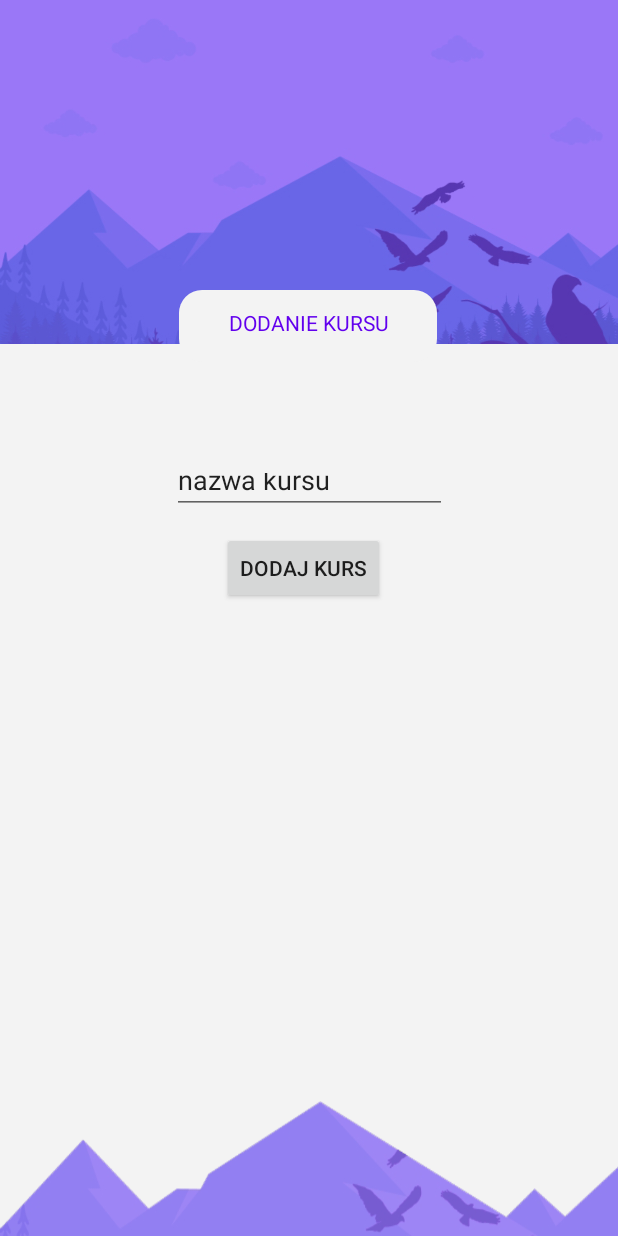
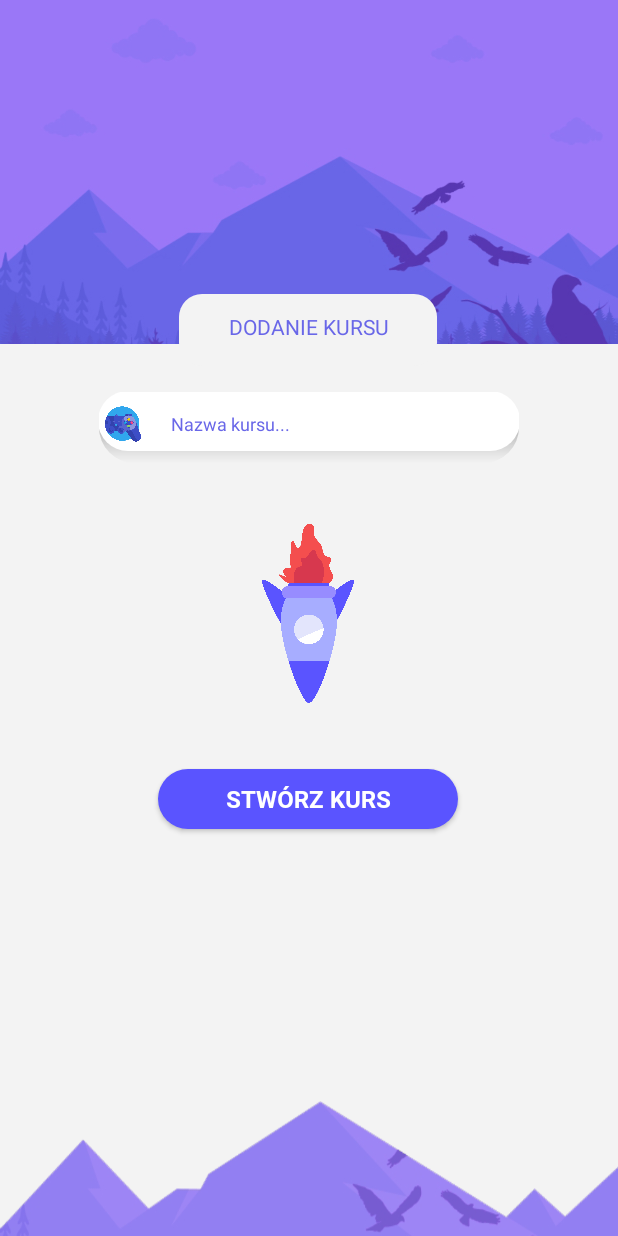
Before and after one commit to masslany/-PAdTM-Langusta, an Android app: the CourseAddFragment screen opened through its navigation route, on a phone screen of 412 x 824 dp. Run offline under Robolectric (Android 15) with nearby library versions, the light colour scheme and no system bars; our stand-ins replace Room's generated code.

Commit message:
fully refined addCourseFrament UI

```diff
--- /dev/null
+++ b/app/src/main/res/drawable/add_course_button_background.xml
@@ -0,0 +1,8 @@
+<shape xmlns:android="http://schemas.android.com/apk/res/android"
+    android:shape="rectangle">
+    <corners
+        android:radius="25dp" />
+    <solid
+        android:color="#5A54FF"
+        />
+</shape>
--- /dev/null
+++ b/app/src/main/res/drawable/add_course_edit_text_background.xml
@@ -0,0 +1,34 @@
+<layer-list xmlns:android="http://schemas.android.com/apk/res/android"
+android:shape="rectangle" >
+
+<item>
+    <shape>
+        <!-- set the shadow color here -->
+        <gradient
+            android:startColor="#90222222"
+            android:endColor="@android:color/transparent"
+            android:angle="270" >
+        </gradient>
+
+        <!-- setting the thickness of shadow (positive value will give shadow on that side) -->
+
+        <padding
+            android:bottom="8dp"
+            android:left="-1dp"
+            android:right="-1dp"
+            android:top="-1dp" />
+
+        <corners android:radius="25dp" />
+    </shape>
+</item>
+
+<!-- Background -->
+
+<item>
+    <shape>
+        <solid android:color="#FFFFFF" />
+        <corners android:radius="25dp" />
+    </shape>
+</item>
+
+</layer-list>
--- a/app/src/main/res/layout/course_add_fragment.xml
+++ b/app/src/main/res/layout/course_add_fragment.xml
@@ -19,45 +19,73 @@
         app:layout_constraintStart_toStartOf="parent"
         app:layout_constraintTop_toTopOf="parent" />
 
+
     <TextView
         android:id="@+id/textView"
         android:layout_width="172dp"
         android:layout_height="48dp"
-        android:layout_marginBottom="64dp"
+        android:layout_marginTop="196dp"
         android:background="@drawable/add_course_text_view_background"
         android:paddingStart="18dp"
-        android:paddingBottom="18dp"
         android:paddingTop="12dp"
         android:paddingEnd="18dp"
+        android:paddingBottom="18dp"
+        android:text="@string/dodanie_kursu"
         android:textAlignment="center"
-        android:textColor="@color/colorPrimary"
-        android:text="@string/dodanie_kursu"
-        app:layout_constraintBottom_toTopOf="@+id/name_curse_text"
+        android:textColor="@color/purpleText"
         app:layout_constraintEnd_toEndOf="parent"
-        app:layout_constraintHorizontal_bias="0.498"
-        app:layout_constraintStart_toStartOf="parent" />
+        app:layout_constraintHorizontal_bias="0.497"
+        app:layout_constraintStart_toStartOf="parent"
+        app:layout_constraintTop_toTopOf="@+id/imageView2" />
 
-    <EditText
-        android:id="@+id/name_curse_text"
-        android:layout_width="183dp"
-        android:layout_height="37dp"
-        android:layout_marginTop="76dp"
-        android:ems="10"
-        android:inputType="textPersonName"
-        android:text="nazwa kursu"
+    <LinearLayout
+        android:id="@+id/editTextLayout"
+        android:layout_width="280dp"
+        android:layout_height="wrap_content"
+        android:layout_marginTop="32dp"
+        android:background="@drawable/add_course_edit_text_background"
+        android:orientation="horizontal"
+        android:padding="4dp"
+        android:gravity="center"
         app:layout_constraintEnd_toEndOf="parent"
         app:layout_constraintStart_toStartOf="parent"
-        app:layout_constraintTop_toBottomOf="@+id/imageView2" />
+        app:layout_constraintTop_toBottomOf="@+id/imageView2">
+
+        <ImageView
+            android:layout_width="24dp"
+            android:layout_height="24dp"
+            android:layout_marginBottom="2dp"
+            android:background="@drawable/small_edit_text_icon"
+            android:padding="8dp" />
+
+        <EditText
+            android:id="@+id/name_curse_text"
+            android:layout_width="match_parent"
+            android:layout_height="37dp"
+            android:background="@null"
+            android:ems="10"
+            android:hint="@string/hint_add_course"
+            android:inputType="textPersonName"
+            android:paddingStart="20dp"
+            android:layout_marginBottom="2dp"
+            android:textColor="@color/purpleText"
+            android:textSize="16sp" />
+    </LinearLayout>
 
     <Button
         android:id="@+id/add_curse_button"
-        android:layout_width="wrap_content"
-        android:layout_height="wrap_content"
-        android:layout_marginStart="148dp"
-        android:layout_marginTop="12dp"
-        android:text="Dodaj kurs"
+        android:layout_width="200dp"
+        android:layout_height="40dp"
+        android:layout_marginTop="44dp"
+        android:background="@drawable/add_course_button_background"
+        android:fontFamily="@font/roboto_bold"
+        android:text="@string/stworz_kurs"
+        android:textColor="#FFFFFF"
+        android:textSize="16sp"
+        app:layout_constraintEnd_toEndOf="parent"
+        app:layout_constraintHorizontal_bias="0.498"
         app:layout_constraintStart_toStartOf="parent"
-        app:layout_constraintTop_toBottomOf="@+id/name_curse_text" />
+        app:layout_constraintTop_toBottomOf="@+id/imageView3" />
 
     <ImageView
         android:layout_width="match_parent"
@@ -65,8 +93,19 @@
         android:background="@drawable/bg_footer"
         app:layout_constraintBottom_toBottomOf="parent"
         app:layout_constraintEnd_toEndOf="parent"
+        app:layout_constraintHorizontal_bias="0.0"
         app:layout_constraintStart_toStartOf="parent" />
 
+    <ImageView
+        android:id="@+id/imageView3"
+        android:layout_width="100dp"
+        android:layout_height="120dp"
+        android:layout_marginTop="40dp"
+        android:src="@drawable/rakieta"
+        app:layout_constraintEnd_toEndOf="parent"
+        app:layout_constraintHorizontal_bias="0.498"
+        app:layout_constraintStart_toStartOf="parent"
+        app:layout_constraintTop_toBottomOf="@+id/editTextLayout" />
 
 
 </androidx.constraintlayout.widget.ConstraintLayout>
--- a/app/src/main/res/values/colors.xml
+++ b/app/src/main/res/values/colors.xml
@@ -3,4 +3,5 @@
     <color name="colorPrimary">#6200EE</color>
     <color name="colorPrimaryDark">#3700B3</color>
     <color name="colorAccent">#03DAC5</color>
+    <color name="purpleText">#6967E8</color>
 </resources>
--- a/app/src/main/res/values/strings.xml
+++ b/app/src/main/res/values/strings.xml
@@ -8,4 +8,7 @@
     <string name="procent_znajomosci">Procent znajomości</string>
     <string name="plus">+</string>
     <string name="dodanie_kursu">DODANIE KURSU</string>
+    <string name="hint_add_course"><font size="12">Nazwa kursu...</font></string>
+    <string name="stworz_kurs">STWÓRZ KURS</string>
+
 </resources>
--- a/app/src/main/res/values/styles.xml
+++ b/app/src/main/res/values/styles.xml
@@ -6,6 +6,10 @@
         <item name="colorPrimary">@color/colorPrimary</item>
         <item name="colorPrimaryDark">@color/colorPrimaryDark</item>
         <item name="colorAccent">@color/colorAccent</item>
+
+        <item name="android:textColorHint">@color/purpleText</item>
     </style>
 
+
+
 </resources>
```
Also changed, not shown: app/src/main/res/drawable/rakieta.png (added), app/src/main/res/drawable/small_edit_text_icon.png (added), app/src/main/res/font/roboto_bold.ttf (added).
